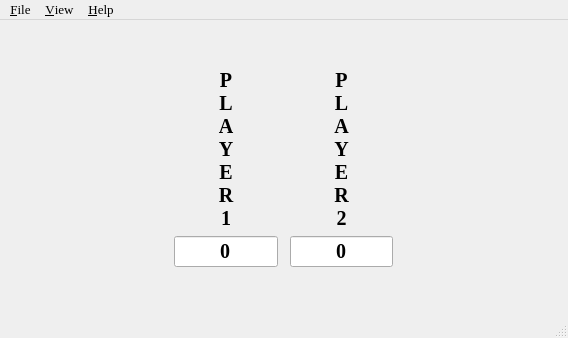
nurfalie/maxit, file ui.d/maxit.ui: the form before one commit.
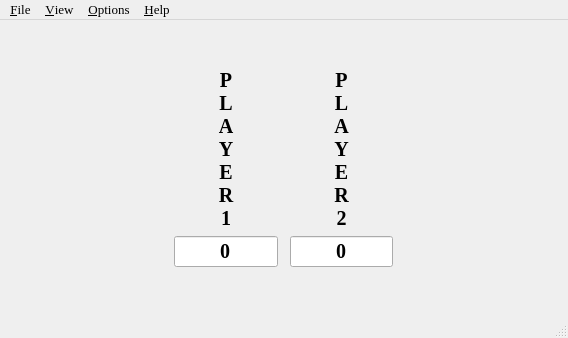
The form after the commit.

```diff
--- a/ui.d/maxit.ui
+++ b/ui.d/maxit.ui
@@ -256,7 +256,7 @@
      <x>0</x>
      <y>0</y>
      <width>568</width>
-     <height>22</height>
+     <height>28</height>
     </rect>
    </property>
    <widget class="QMenu" name="menu_File" >
@@ -278,8 +278,23 @@
      <string>&amp;View</string>
     </property>
    </widget>
+   <widget class="QMenu" name="menu_Options" >
+    <property name="font" >
+     <font>
+      <family>Times</family>
+      <pointsize>10</pointsize>
+     </font>
+    </property>
+    <property name="title" >
+     <string>&amp;Options</string>
+    </property>
+    <addaction name="action_Animate_Pieces" />
+    <addaction name="separator" />
+    <addaction name="action_Select_Theme" />
+   </widget>
    <addaction name="menu_File" />
    <addaction name="menu_View" />
+   <addaction name="menu_Options" />
    <addaction name="menu_Help" />
   </widget>
   <widget class="QStatusBar" name="statusbar" />
```
Left out of the diff: 35 changed lines with no effect on the pictures.
